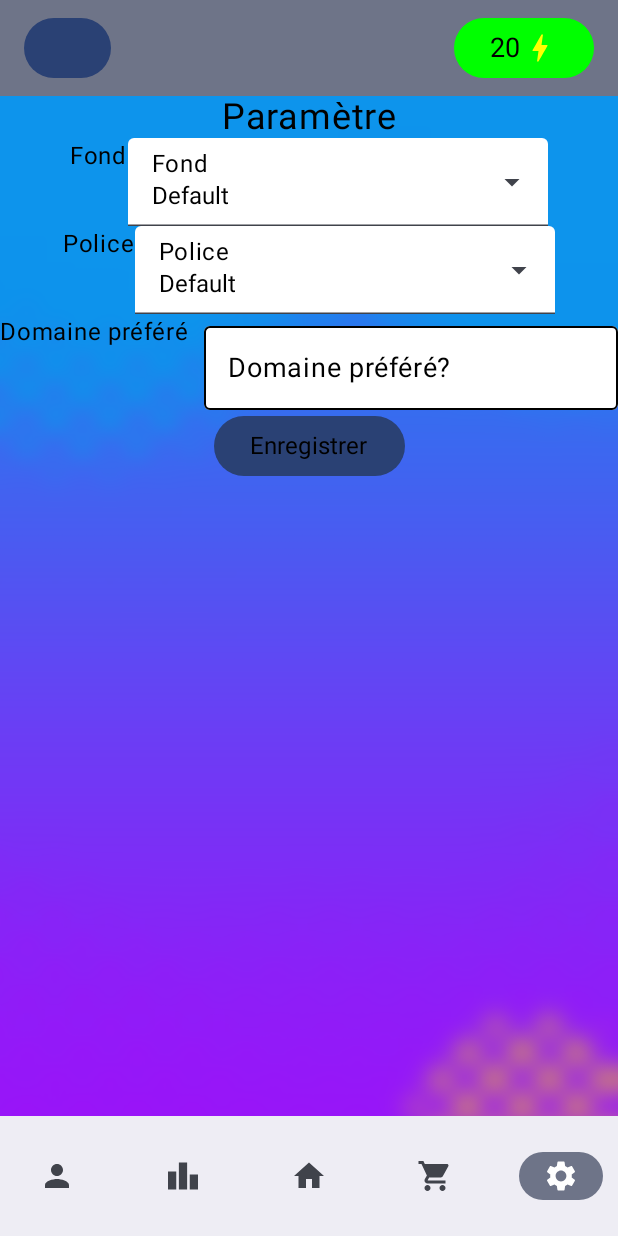
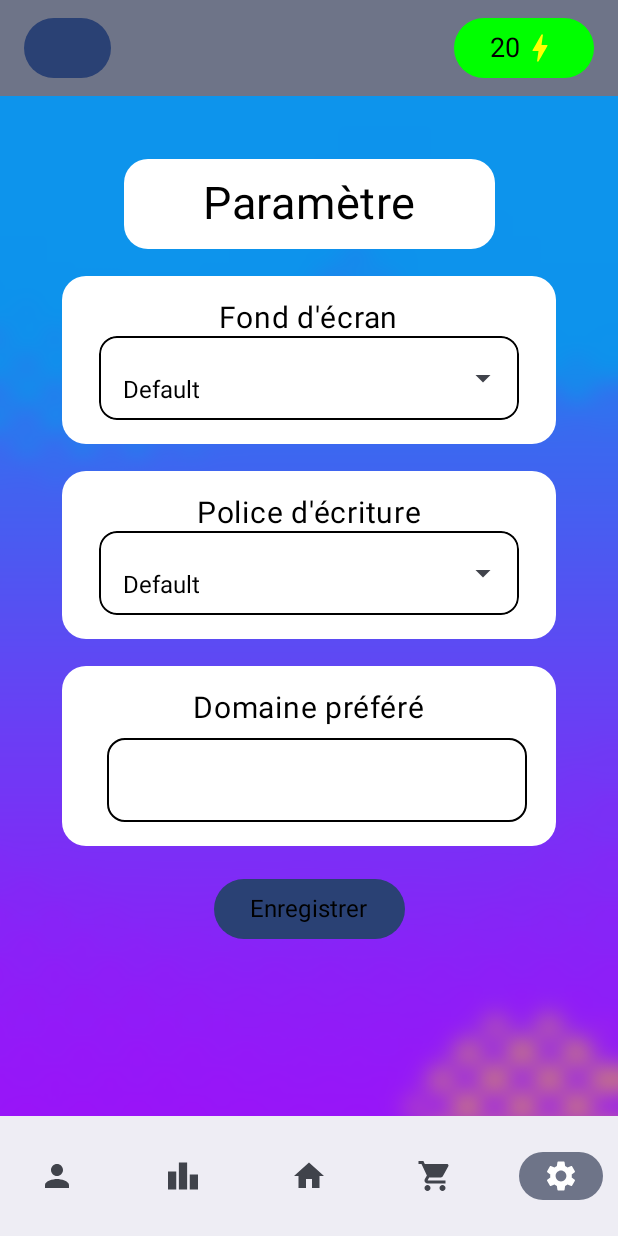
Before and after one commit to SuyuKuka/What-The-Fact-Quiz, an Android app built with Jetpack Compose: the composable MenuScreen called with empty values, item 5 of the bottom bar chosen, on a phone screen of 412 x 824 dp. Run offline under Robolectric (Android 15) with nearby library versions, the phone set to English and light mode, and no system bars; our stand-ins replace Navigation 3, Room's generated code; 3 statements that could not run were skipped.

Commit message:
setting screen

```diff
--- a/app/src/main/java/fr/uparis/chenliu/projet/ui/MainActivity.kt
+++ b/app/src/main/java/fr/uparis/chenliu/projet/ui/MainActivity.kt
@@ -256,12 +256,14 @@
             focusedContainerColor = Color.White,
             unfocusedContainerColor = Color.White,
         ),
+        shape = RoundedCornerShape(12.dp),
         singleLine = true,
         label = {
             Text(
                 text = label,
                 fontSize = (fontSize.value - font[1]).sp,
                 fontFamily = FontFamily(Font(font[0])),
+                color = Color.Black
             )
         },
         keyboardOptions =
--- a/app/src/main/java/fr/uparis/chenliu/projet/ui/menu/SettingsScreen.kt
+++ b/app/src/main/java/fr/uparis/chenliu/projet/ui/menu/SettingsScreen.kt
@@ -1,12 +1,20 @@
 package fr.uparis.chenliu.projet.ui.menu
 
 import android.content.Context
+import android.widget.Toast
 import androidx.compose.foundation.background
+import androidx.compose.foundation.border
+import androidx.compose.foundation.layout.Arrangement
 import androidx.compose.foundation.layout.Box
 import androidx.compose.foundation.layout.Column
 import androidx.compose.foundation.layout.Row
+import androidx.compose.foundation.layout.Spacer
 import androidx.compose.foundation.layout.fillMaxSize
+import androidx.compose.foundation.layout.fillMaxWidth
+import androidx.compose.foundation.layout.height
 import androidx.compose.foundation.layout.padding
+import androidx.compose.foundation.layout.width
+import androidx.compose.foundation.shape.RoundedCornerShape
 import androidx.compose.material3.Button
 import androidx.compose.material3.DropdownMenuItem
 import androidx.compose.material3.ExperimentalMaterial3Api
@@ -22,6 +30,7 @@
 import androidx.compose.runtime.setValue
 import androidx.compose.ui.Alignment
 import androidx.compose.ui.Modifier
+import androidx.compose.ui.draw.clip
 import androidx.compose.ui.graphics.Color
 import androidx.compose.ui.platform.LocalContext
 import androidx.compose.ui.text.TextStyle
@@ -46,9 +55,11 @@
 
     Box(modifier = Modifier.fillMaxSize()) {
         DisplayBackground(currentBackground = currentBackground.intValue)
-        Column(modifier = Modifier
-            .fillMaxSize(),
-            horizontalAlignment = Alignment.CenterHorizontally
+
+        Column(
+            modifier = Modifier.fillMaxSize(),
+            horizontalAlignment = Alignment.CenterHorizontally,
+            verticalArrangement = Arrangement.spacedBy(18.dp)
         ) {
             SettingsTitle(font = currentFont.value)
             SettingsBackground(
@@ -75,16 +86,44 @@
 
 @Composable
 fun SettingsTitle(font: List<Int>) {
-    DisplayText(text = "Paramètre", font = font, fontSize = 24.sp)
+    Spacer(modifier = Modifier.height(24.dp))
+    Box(
+        modifier = Modifier
+            .fillMaxWidth(0.6f)
+            .background(
+                color = Color.White,
+                shape = RoundedCornerShape(16.dp)
+            )
+            .padding(vertical = 12.dp, horizontal = 16.dp),
+        contentAlignment = Alignment.Center
+    ) {
+        DisplayText(
+            text = "Paramètre",
+            font = font,
+            fontSize = 30.sp
+        )
     }
+}
+
 
 @Composable
 fun SettingsBackground(model: MenuViewModel, selectedBackground: MutableState<Int>, backgroundList: List<String>, font: List<Int>, context: Context, saved: MutableState<Boolean>) {
+    Column(
+        modifier = Modifier
+            .fillMaxWidth(0.8f)
+            .clip(RoundedCornerShape(16.dp))
+            .background(Color.White)
+            .padding(16.dp),
+        horizontalAlignment = Alignment.CenterHorizontally
+
+    ) {
         Row {
-        DisplayText(text = "Fond", font = font)
+            DisplayText(text = "Fond d'écran", font = font, fontSize = 20.sp)
+        }
+        Row {
             ChoiceField(
                 model = model,
-            label = "Fond",
+                label = "",
                 choice = selectedBackground.value,
                 onValueChange = { newValue ->
                     selectedBackground.value = newValue; model.updateCurrentBackground(context); saved.value = false
@@ -93,33 +132,56 @@
             )
         }
     }
+}
 
 @Composable
 fun SettingsFont(model: MenuViewModel, selectedFont: MutableState<Int>, fontList: List<String>, font: List<Int>, context: Context, saved: MutableState<Boolean>) {
+    Column(
+        modifier = Modifier
+            .fillMaxWidth(0.8f)
+            .clip(RoundedCornerShape(16.dp))
+            .background(Color.White)
+            .padding(16.dp),
+        horizontalAlignment = Alignment.CenterHorizontally
+    ) {
         Row {
-        DisplayText(text = "Police", font = font)
+            DisplayText(text = "Police d'écriture", font = font, fontSize = 20.sp)
+        }
+        Row {
             ChoiceField(
                 model = model,
-            label = "Police",
+                label = "",
                 choice = selectedFont.value,
                 onValueChange = { newValue ->
-                selectedFont.value = newValue; model.updateCurrentFont(context); saved.value = false
+                    selectedFont.value = newValue; model.updateCurrentFont(context); saved.value =
+                    false
                 },
                 choiceList = fontList
             )
         }
     }
+}
 
 @Composable
 fun SettingsPreferredTopics(model: MenuViewModel, font: List<Int>, update: () -> Unit, saved: MutableState<Boolean>) {
+    Column(
+        modifier = Modifier
+            .fillMaxWidth(0.8f)
+            .clip(RoundedCornerShape(16.dp))
+            .background(Color.White)
+            .padding(16.dp),
+        horizontalAlignment = Alignment.CenterHorizontally
+    ) {
         Row {
-        DisplayText(text = "Domaine préféré", font = font)
+            DisplayText(text = "Domaine préféré", font = font, fontSize = 20.sp)
+        }
+        Row {
             WriteField(
                 value = model.preferredTopics.value,
                 onValueChange = {
                     model.preferredTopics.value = it; saved.value = false
                 },
-            label = "Domaine préféré?",
+                label = "",
                 modifier = Modifier.padding(start = 10.dp),
                 font = font,
                 fontSize = 18.sp,
@@ -128,10 +190,16 @@
             )
         }
     }
+}
 
 @Composable
 fun SettingsButton(font: List<Int>, update: () -> Unit) {
-    Button(onClick = { update() }) {
+    val context = LocalContext.current
+
+    Button(onClick = {
+        update()
+        Toast.makeText(context, "Paramètres enregistrés", Toast.LENGTH_SHORT).show()
+    }) {
         DisplayText(
             text = "Enregistrer",
             font = font
@@ -150,14 +218,19 @@
         onExpandedChange = { expanded = !expanded }
     ) {
         TextField(
-            modifier = Modifier.menuAnchor(),
+            modifier = Modifier
+                .menuAnchor()
+                .clip(RoundedCornerShape(12.dp))
+                .border(1.dp, Color.Black, RoundedCornerShape(12.dp)),
             readOnly = true,
             value = text,
             onValueChange = { },
             colors = ExposedDropdownMenuDefaults.textFieldColors(
                 unfocusedContainerColor = Color.White,
                 focusedContainerColor = Color.White,
-                disabledContainerColor = Color.White
+                disabledContainerColor = Color.White,
+                unfocusedIndicatorColor = Color.Transparent,
+                focusedIndicatorColor = Color.Transparent
             ),
             label = { DisplayText(text = label, font = currentFont.value) },
             trailingIcon = {
@@ -172,15 +245,23 @@
         ExposedDropdownMenu(
             expanded = expanded,
             onDismissRequest = { expanded = false },
-            modifier = Modifier.background(Color.White)
+            modifier = Modifier
+                .clip(RoundedCornerShape(12.dp))
+                .background(Color.Transparent),
+            containerColor = Color.White
         ) {
             choiceList.forEachIndexed { index, selectedChoice ->
                 DropdownMenuItem(
+                    text = {
+                        DisplayText(
+                            text = selectedChoice,
+                            font = currentFont.value
+                        )
+                    },
                     onClick = {
                         onValueChange(index)
                         expanded = false
-                    },
-                    text = { DisplayText(text = selectedChoice, font = currentFont.value) }
+                    }
                 )
             }
         }
```
Lines whose indentation alone changed are shown as unchanged.
